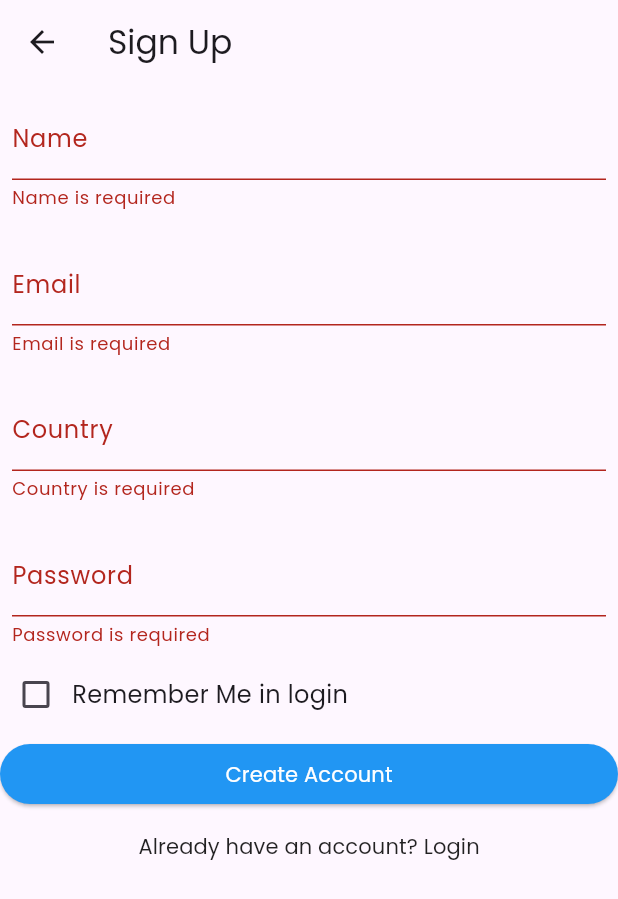
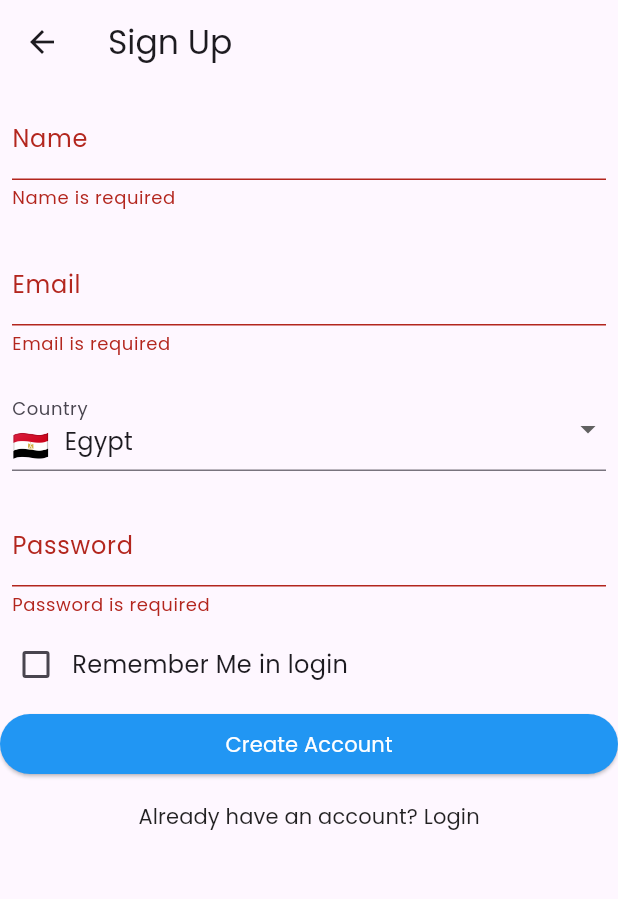
Before and after one commit to Ahmed-Magdy28/securechat, a Flutter app: the SignUpScreen screen opened directly, after a tap on "Create Account", on a phone screen of 412 x 824 dp. Shown: the top 899 px of the screen. Run offline on Flutter 3.47's test engine with Material 3 defaults, Android fonts, the phone set to English and light mode, and no system bars; our stand-ins replace cloud_firestore, firebase_auth, firebase_core, logger, shared_preferences; accounts and stored records are empty.

Commit message:
Version1 is finished

```diff
--- a/lib/Screens/Profile/profile_screen.dart
+++ b/lib/Screens/Profile/profile_screen.dart
@@ -42,7 +42,11 @@ class _ProfileScreenState extends State<ProfileScreen> {
             SizedBox(
               width: double.infinity,
               child: (userProvider.userImage != '')
-                  ? Image.network(userProvider.userImage)
+                  ? CircleAvatar(
+                      radius: 60,
+                      backgroundColor: Colors.transparent,
+                      child: Image.network(userProvider.userImage),
+                    )
                   : CircleAvatar(
                       radius: 60, child: Text(userProvider.userName[0])),
             ),
--- a/lib/Screens/signup_screen.dart
+++ b/lib/Screens/signup_screen.dart
@@ -1,6 +1,8 @@
+import 'package:firebase_auth/firebase_auth.dart';
 import 'package:flutter/material.dart';
 import 'package:logger/logger.dart';
-import 'package:securechat/Screens/dashboard_screen.dart';
+import 'package:securechat/Widgets/country_drop_down.dart';
+import 'package:securechat/classes/routes.dart';
 import 'package:securechat/classes/shared_class.dart';
 import 'package:securechat/controllers/signup_controller.dart';
 
@@ -15,11 +17,13 @@ class _SignUpScreenState extends State<SignUpScreen> {
   var userForm = GlobalKey<FormState>();
   var logger = Logger();
   bool isChecked = false;
+  var user = FirebaseAuth.instance.currentUser;
+  bool isLoading = false;
 
   TextEditingController emailController = TextEditingController();
   TextEditingController passwordController = TextEditingController();
   TextEditingController nameController = TextEditingController();
-  TextEditingController countryController = TextEditingController();
+  String? selectedCountry;
 
   @override
   Widget build(BuildContext context) {
@@ -48,9 +52,7 @@ class _SignUpScreenState extends State<SignUpScreen> {
                     decoration: const InputDecoration(labelText: 'Name'),
                   ),
                 ),
-                  const SizedBox(
-                    height: 5,
-                  ),
+                const SizedBox(height: 5),
                 Padding(
                   padding: const EdgeInsets.all(8.0),
                   child: TextFormField(
@@ -61,7 +63,7 @@ class _SignUpScreenState extends State<SignUpScreen> {
                         return 'Email is required';
                       } else if (!value.contains('@') &&
                           !value.contains('.com')) {
-                          return 'Please enter true Email';
+                        return 'Please enter a valid Email';
                       } else {
                         return null;
                       }
@@ -69,27 +71,14 @@ class _SignUpScreenState extends State<SignUpScreen> {
                     decoration: const InputDecoration(labelText: 'Email'),
                   ),
                 ),
-                  const SizedBox(
-                    height: 5,
+                const SizedBox(height: 5),
+                CountryDropDown(
+                  initialCountry: "Egypt",
+                  onCountryChanged: (country) {
+                    selectedCountry = country;
+                  },
                 ),
-                  Padding(
-                    padding: const EdgeInsets.all(8.0),
-                    child: TextFormField(
-                      autovalidateMode: AutovalidateMode.onUserInteraction,
-                      controller: countryController,
-                      validator: (value) {
-                        if (value == null || value.isEmpty) {
-                          return 'Country is required';
-                        } else {
-                          return null;
-                        }
-                      },
-                      decoration: const InputDecoration(labelText: 'Country'),
-                    ),
-                  ),
-                  const SizedBox(
-                    height: 5,
-                  ),
+                const SizedBox(height: 5),
                 Padding(
                   padding: const EdgeInsets.all(8.0),
                   child: TextFormField(
@@ -101,7 +90,7 @@ class _SignUpScreenState extends State<SignUpScreen> {
                       } else if (value.length < 9 ||
                           !RegExp(r'[A-Z]').hasMatch(value) ||
                           !RegExp(r'[0-9]').hasMatch(value)) {
-                            return 'The Password must be at least 9 Characters and \ncontain Capital Letters and numbers';
+                        return 'The Password must be at least 9 characters and contain capital letters and numbers';
                       } else {
                         return null;
                       }
@@ -109,52 +98,47 @@ class _SignUpScreenState extends State<SignUpScreen> {
                     obscureText: true,
                     enableSuggestions: false,
                     autocorrect: false,
-                        decoration:
-                            const InputDecoration(labelText: 'Password'),
-                      )),
+                    decoration: const InputDecoration(labelText: 'Password'),
+                  ),
+                ),
                 Row(
                   children: [
                     Checkbox(
                       value: isChecked,
                       onChanged: (value) async {
-                          if (value != null && value) {
-                            isChecked = value;
-                            setState(() {});
-                          } else {
                         setState(() {
-                              isChecked = false;
+                          isChecked = value ?? false;
                         });
-                          }
                       },
                       activeColor: Colors.blue,
                     ),
                     const Text(
                       'Remember Me in login',
-                        style: TextStyle(
-                          fontSize: 16,
-                          fontWeight: FontWeight.w400,
-                        ),
+                      style:
+                          TextStyle(fontSize: 16, fontWeight: FontWeight.w400),
                     ),
                   ],
                 ),
-                  const SizedBox(
-                    height: 5,
-                  ),
+                const SizedBox(height: 5),
                 SizedBox(
                   width: double.infinity,
                   child: ElevatedButton(
                     onPressed: () async {
                       if (userForm.currentState!.validate()) {
+                        isLoading = true;
+                        setState(() {});
                         if (await SignupController.createAccount(
                           context: context,
                           email: emailController.text,
                           password: passwordController.text,
-                              country: countryController.text,
-                              name: nameController.text)) {
+                          country: selectedCountry ?? 'Egypt',
+                          name: nameController.text,
+                        )) {
                           if (isChecked) {
                             await SharedClass.saveData(
                               email: emailController.text,
-                                  password: passwordController.text);
+                              password: passwordController.text,
+                            );
                           }
                           showAdaptiveDialog(
                             context: context,
@@ -166,27 +150,32 @@ class _SignUpScreenState extends State<SignUpScreen> {
                                 actions: [
                                   TextButton(
                                     onPressed: () {
-                                          Navigator.pushAndRemoveUntil(
-                                              context,
-                                              MaterialPageRoute(
-                                                  builder: (context) =>
-                                                      const DashBoardScreen()),
-                                              (route) => false);
+                                      Routes.chooseRoute(
+                                          context: context, user: user);
                                     },
                                     child: const Text('OK'),
-                                      )
+                                  ),
                                 ],
                               );
-                                });
+                            },
+                          );
                         }
                       }
+                      isLoading = false;
+                      setState(() {});
                     },
                     style: ButtonStyle(
                       backgroundColor:
                           WidgetStateProperty.all<Color?>(Colors.blue),
                     ),
-                      child: const Text('Create Account',
-                          style: TextStyle(color: Colors.white)),
+                    child: (isLoading)
+                        ? const CircularProgressIndicator(
+                            color: Colors.white,
+                          )
+                        : const Text(
+                            'Create Account',
+                            style: TextStyle(color: Colors.white),
+                          ),
                   ),
                 ),
                 TextButton(
@@ -197,7 +186,8 @@ class _SignUpScreenState extends State<SignUpScreen> {
                       style: TextStyle(color: Colors.black87)),
                 ),
               ],
-              )),
+            ),
+          ),
         ),
       ),
     );
--- /dev/null
+++ b/lib/Widgets/country_drop_down.dart
@@ -0,0 +1,86 @@
+import 'package:flutter/material.dart';
+
+class CountryDropDown extends StatefulWidget {
+  final ValueChanged<String> onCountryChanged;
+  final String initialCountry; // Add initialCountry
+
+  const CountryDropDown({
+    super.key,
+    required this.onCountryChanged,
+    required this.initialCountry, // Add initialCountry to constructor
+  });
+
+  @override
+  _CountryDropDownState createState() => _CountryDropDownState();
+}
+
+class _CountryDropDownState extends State<CountryDropDown> {
+  String? selectedCountry;
+
+  final List<Map<String, String>> countries = [
+    {'name': 'Egypt', 'flag': '🇪🇬'},
+    {'name': 'USA', 'flag': '🇺🇸'},
+    {'name': 'UK', 'flag': '🇬🇧'},
+    {'name': 'Saudi Arabia', 'flag': '🇸🇦'},
+    {'name': 'Emirates', 'flag': '🇦🇪'},
+    {'name': 'Qatar', 'flag': '🇶🇦'},
+    {'name': 'France', 'flag': '🇫🇷'},
+    {'name': 'Germany', 'flag': '🇩🇪'},
+    {'name': 'Canada', 'flag': '🇨🇦'},
+    {'name': 'Australia', 'flag': '🇦🇺'},
+    {'name': 'India', 'flag': '🇮🇳'},
+    {'name': 'Japan', 'flag': '🇯🇵'},
+    {'name': 'South Korea', 'flag': '🇰🇷'},
+    {'name': 'Brazil', 'flag': '🇧🇷'},
+    {'name': 'Mexico', 'flag': '🇲🇽'},
+    {'name': 'Italy', 'flag': '🇮🇹'},
+    {'name': 'Spain', 'flag': '🇪🇸'},
+    {'name': 'Russia', 'flag': '🇷🇺'},
+    {'name': 'China', 'flag': '🇨🇳'},
+    {'name': 'Turkey', 'flag': '🇹🇷'},
+  ];
+
+  @override
+  void initState() {
+    super.initState();
+    selectedCountry = widget.initialCountry;
+  }
+
+  @override
+  Widget build(BuildContext context) {
+    return Padding(
+      padding: const EdgeInsets.all(8.0),
+      child: DropdownButtonFormField<String>(
+        value: selectedCountry,
+        onChanged: (value) {
+          setState(() {
+            selectedCountry = value;
+            widget.onCountryChanged(value!);
+          });
+        },
+        validator: (value) {
+          if (value == null || value.isEmpty) {
+            return 'Country is required';
+          }
+          return null;
+        },
+        decoration: const InputDecoration(labelText: 'Country'),
+        items: countries.map((country) {
+          return DropdownMenuItem<String>(
+            value: country['name'],
+            child: Row(
+              children: [
+                Text(
+                  country['flag']!,
+                  style: const TextStyle(fontSize: 20),
+                ),
+                const SizedBox(width: 10),
+                Text(country['name']!),
+              ],
+            ),
+          );
+        }).toList(),
+      ),
+    );
+  }
+}
--- a/lib/Widgets/my_drawer.dart
+++ b/lib/Widgets/my_drawer.dart
@@ -27,7 +27,9 @@ class _MyDrawerState extends State<MyDrawer> {
                 child: ListTile(
                   splashColor: Colors.yellow[200],
                   title: Text(userProvider.userName),
+                  subtitle: Text(userProvider.userEmail),
                   leading: CircleAvatar(
+                    backgroundColor: Colors.transparent,
                     child: (userProvider.userImage != '')
                         ? Image.network(userProvider.userImage)
                         : Text(userProvider.userName[0]),
--- a/lib/controllers/login_controller.dart
+++ b/lib/controllers/login_controller.dart
@@ -43,7 +43,7 @@ class LoginController {
         } else {
           await SharedClass.deleteData();
         }
-         Routes.openDashBoard(context: context);
+        Routes.openDashBoard(context: context);
       }
     }
   }
--- a/lib/controllers/signup_controller.dart
+++ b/lib/controllers/signup_controller.dart
@@ -22,7 +22,8 @@ class SignupController {
         "name": name,
         "country": country,
         "email": email,
-        "id": userId.toString()
+        "id": userId.toString(),
+        "profileImage": ""
       };
       try {
         await db.collection("users").doc(userId.toString()).set(data);
--- a/lib/providers/user_provider.dart
+++ b/lib/providers/user_provider.dart
@@ -12,10 +12,11 @@ class UserProvider extends ChangeNotifier {
   Map<String, dynamic>? userData = {};
 
   var db = FirebaseFirestore.instance;
-  var user = FirebaseAuth.instance.currentUser;
+
   var logger = Logger();
 
   void getUserData() async {
+    var user = FirebaseAuth.instance.currentUser;
     try {
       if (user != null) {
         await db.collection("users").doc(user!.uid).get().then((dataSnapShot) {
--- a/pubspec.yaml
+++ b/pubspec.yaml
@@ -40,6 +40,7 @@ dependencies:
   shared_preferences: ^2.3.2
   cloud_firestore: ^5.4.0
   provider: ^6.1.2
+  intl: ^0.19.0
 
 dev_dependencies:
   flutter_test:
```
Also changed, not shown: lib/Screens/Profile/profile_edit.dart (+62 -27 lines), lib/Screens/chat_room_screen.dart (added, +107 -0 lines), lib/Screens/groups_screen.dart (+18 -4 lines), lib/Screens/login_screen.dart (+17 -4 lines), lib/Widgets/single_chat_item.dart (added, +69 -0 lines), lib/classes/routes.dart (+16 -1 lines), pubspec.lock. Lines whose indentation alone changed are shown as unchanged.
